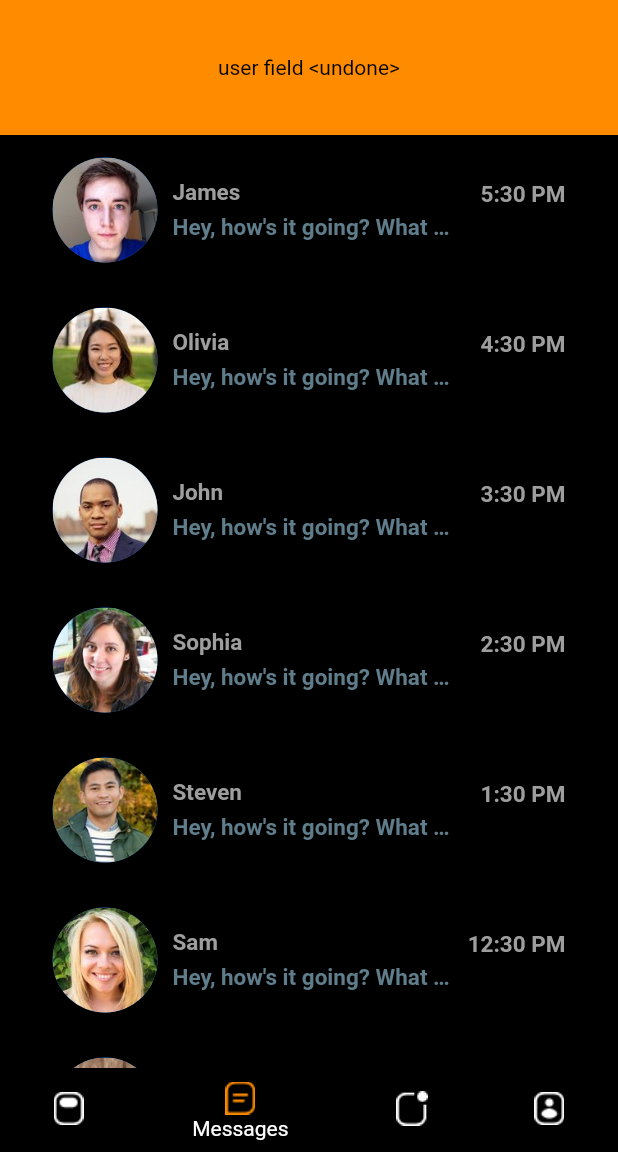
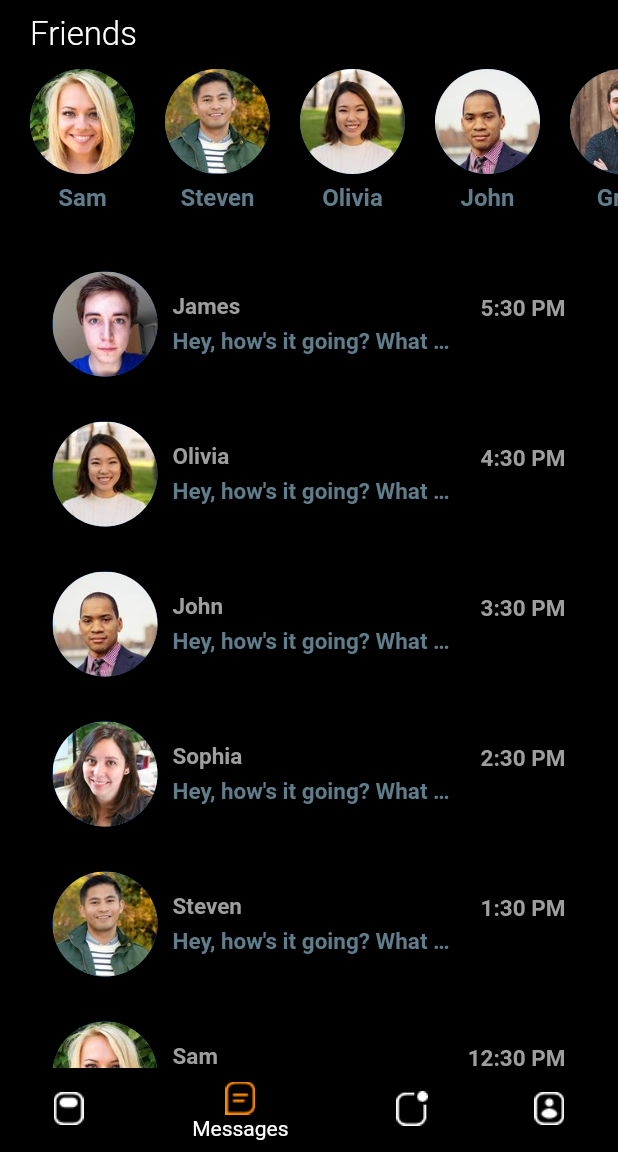
Before and after one commit to tinhpt38/tinder_clone_flutter2, a Flutter app: the screen it shows after launch, item 2 of the bottom bar chosen, on a phone screen of 412 x 824 dp, the part 84-1236 px from its top. Run offline on Flutter 3.47's test engine with Material 2 defaults, Android fonts, the phone set to English and light mode, and no system bars; our stand-ins replace tcard.

Commit message:
friends bar init
status: done

```diff
--- a/lib/models/message_model.dart
+++ b/lib/models/message_model.dart
@@ -12,6 +12,9 @@ class Message {
     required this.text,
   });
 }
+
+List<User> friends = [sam, steven, olivia, john, greg];
+
 
 // YOU - current user
 final User currentUser = User(
--- a/lib/pages/message_page.dart
+++ b/lib/pages/message_page.dart
@@ -1,5 +1,6 @@
 import 'package:flutter/material.dart';
 import 'package:tinder_clone_flutter2/values/app_color.dart';
+import 'package:tinder_clone_flutter2/widgets/friend_bar.dart';
 import 'package:tinder_clone_flutter2/widgets/recent_chat.dart';
 
 class MessagePage extends StatefulWidget {
@@ -12,45 +13,9 @@ class _MessagePageState extends State<MessagePage> {
   Widget build(BuildContext context) {
     return Scaffold(
       backgroundColor: AppColors.black,
-      // appBar: AppBar(
-      //   leading: IconButton(
-      //     icon: Icon(Icons.menu),
-      //     iconSize: 30.0,
-      //     color: Colors.white,
-      //     onPressed: () {},
-      //   ),
-      //   title: Text(
-      //     'Chats',
-      //     style: TextStyle(
-      //       fontSize: 28.0,
-      //       fontWeight: FontWeight.bold,
-      //     ),
-      //   ),
-      //   elevation: 0.0,
-      //   actions: <Widget>[
-      //     IconButton(
-      //       icon: Icon(Icons.search),
-      //       iconSize: 30.0,
-      //       color: Colors.white,
-      //       onPressed: () {},
-      //     ),
-      //   ],
-      // ),
       body: Column(
         children: <Widget>[
-          Container(
-            height: 90,
-            width: MediaQuery.of(context).size.width,
-            color: AppColors.activeColor,
-            child: Center(
-              child: Text(
-                'user field <undone>',
-                style: TextStyle(
-                  color: AppColors.black
-                ),
-              ),
-            ),
-          ),
+          FriendBar(),
           RecentChats(),
         ],
       ),
--- /dev/null
+++ b/lib/widgets/friend_bar.dart
@@ -0,0 +1,71 @@
+import 'package:flutter/cupertino.dart';
+import 'package:flutter/material.dart';
+import 'package:tinder_clone_flutter2/models/message_model.dart';
+import 'package:tinder_clone_flutter2/pages/inbox.dart';
+import 'package:tinder_clone_flutter2/values/textstyle.dart';
+
+class FriendBar extends StatelessWidget {
+  @override
+  Widget build(BuildContext context) {
+    return Padding(
+      padding: EdgeInsets.symmetric(vertical: 10.0),
+      child: Column(
+        children: <Widget>[
+          Padding(
+            padding: EdgeInsets.symmetric(horizontal: 20.0),
+            child: Row(
+              mainAxisAlignment: MainAxisAlignment.spaceBetween,
+              children: <Widget>[
+                Text(
+                  'Friends',
+                  style: TxtStyle.smallWhiteText
+                ),
+              ],
+            ),
+          ),
+          Container(
+            height: 120.0,
+            child: ListView.builder(
+              padding: EdgeInsets.only(left: 10.0),
+              scrollDirection: Axis.horizontal,
+              itemCount: friends.length,
+              itemBuilder: (BuildContext context, int index) {
+                return GestureDetector(
+                  onTap: () => Navigator.push(
+                    context,
+                    MaterialPageRoute(
+                      builder: (_) => InboxPage(
+                        user: friends[index],
+                      ),
+                    ),
+                  ),
+                  child: Padding(
+                    padding: EdgeInsets.all(10.0),
+                    child: Column(
+                      children: <Widget>[
+                        CircleAvatar(
+                          radius: 35.0,
+                          backgroundImage:
+                          AssetImage(friends[index].imageUrl),
+                        ),
+                        SizedBox(height: 6.0),
+                        Text(
+                          friends[index].name,
+                          style: TextStyle(
+                            color: Colors.blueGrey,
+                            fontSize: 16.0,
+                            fontWeight: FontWeight.w600,
+                          ),
+                        ),
+                      ],
+                    ),
+                  ),
+                );
+              },
+            ),
+          ),
+        ],
+      ),
+    );;
+  }
+}
```
